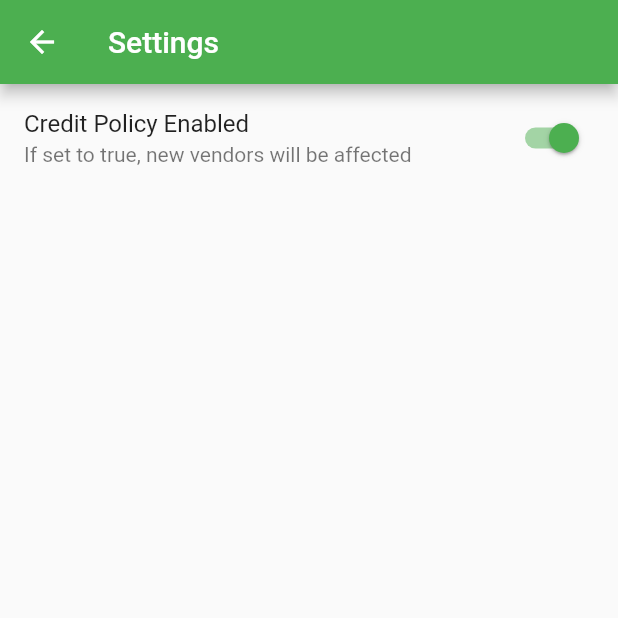
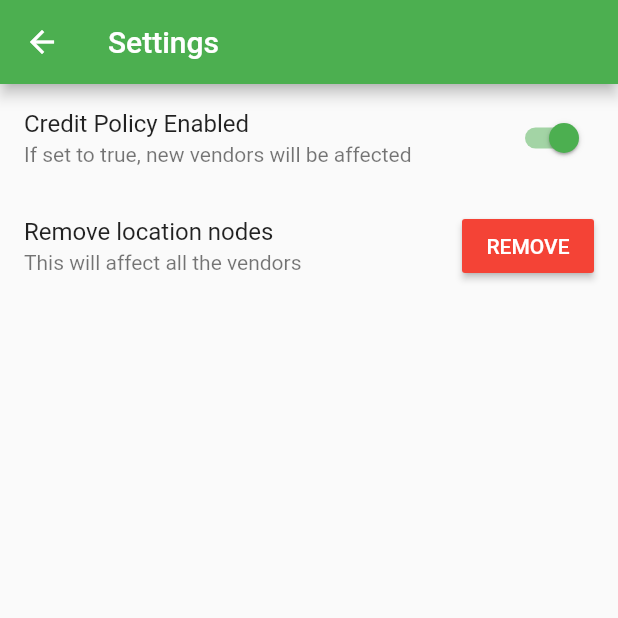
Before and after one commit to partnercloudsupport/SuaraBiz, a Flutter app: the AdminSettings screen opened directly, on a phone screen of 412 x 824 dp, the top half of it. Run offline on Flutter 3.47's test engine with Material 2 defaults, Android fonts, the phone set to English and light mode, and no system bars; our stand-ins replace cloud_firestore, firebase_auth; accounts and stored records are empty; network calls fail.

Commit message:
added a button to handle location removal

```diff
--- a/lib/screens/admin_screens/settings.dart
+++ b/lib/screens/admin_screens/settings.dart
@@ -53,6 +53,15 @@ class _AdminSettingsState extends State<AdminSettings> {
                 });
               },
             ),
+          ),
+          ListTile(
+            title: Text('Remove location nodes'),
+            subtitle: Text('This will affect all the vendors'),
+            trailing: RaisedButton(
+              onPressed: (){},
+              color: Colors.red,
+              child: Text('REMOVE',style: TextStyle(color: Colors.white),),
+            ),
           )
         ],
       ),
```
